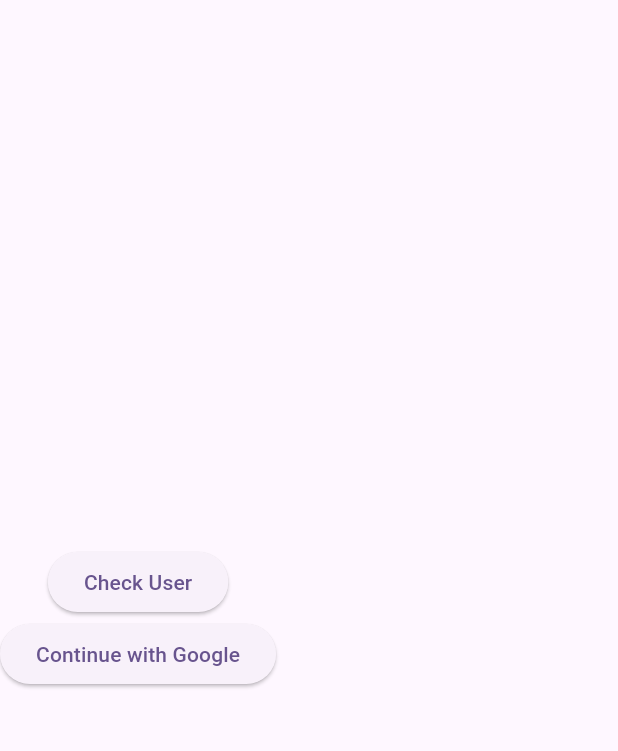
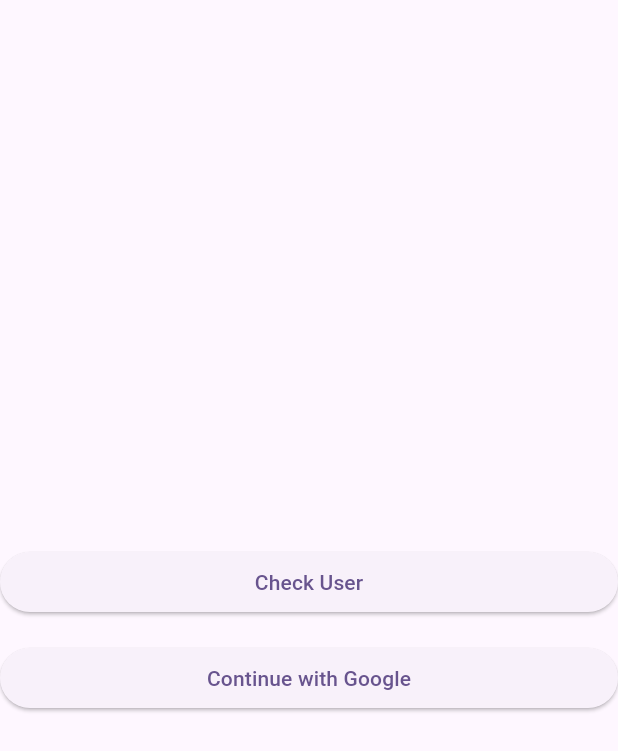
Before and after one commit to CodeOTR/cotr-examples, a Flutter app: the screen it shows after launch, on a phone screen of 412 x 824 dp. Shown: the top 751 px of the screen. Run offline on Flutter 3.47's test engine with Material 2 defaults, Android fonts, the light colour scheme and no system bars; our stand-ins replace appwrite, google_sign_in.

Commit message:
Sign in simple

```diff
--- a/cotr_google_sign_in/lib/sign_in.dart
+++ b/cotr_google_sign_in/lib/sign_in.dart
@@ -1,21 +1,37 @@
-import 'package:cotr_google_sign_in/home.dart';
 import 'package:flutter/material.dart';
 import 'package:google_sign_in/google_sign_in.dart';
 
-class SignIn extends StatelessWidget {
+class SignIn extends StatefulWidget {
   const SignIn({Key? key}) : super(key: key);
 
   @override
+  State<SignIn> createState() => _SignInState();
+}
+
+class _SignInState extends State<SignIn> {
+
+  bool loading = false;
+  GoogleSignInAccount? user;
+
+  @override
   Widget build(BuildContext context) {
-    return Scaffold(
-      body: Column(
-        mainAxisAlignment: MainAxisAlignment.center,
-        children: [
-          ElevatedButton(
-              onPressed: () async {
+
     GoogleSignIn googleSignIn = GoogleSignIn(
       clientId: const String.fromEnvironment('GOOGLE_CLIENT_ID'),
     );
+
+    return Scaffold(
+      body: Center(
+        child: SizedBox(
+          width: 500,
+          child: Column(
+            crossAxisAlignment: CrossAxisAlignment.stretch,
+            mainAxisAlignment: MainAxisAlignment.center,
+            children: [
+              if(loading) const LinearProgressIndicator(),
+              SizedBox(height: 16),
+              ElevatedButton(
+                onPressed: () async {
 
                   await googleSignIn.signInSilently();
                   debugPrint('User: ' + googleSignIn.currentUser.toString());
@@ -32,21 +48,40 @@ class SignIn extends StatelessWidget {
                     debugPrint('hasAuthorization: ' + hasAuthorization.toString());
                   }
                 },
-              child: Text('Check User')),
+                child: const Text('Check User'),
+              ),
+              const SizedBox(height: 16),
               ElevatedButton(
                 onPressed: () async {
-                GoogleSignIn googleSignIn = GoogleSignIn(
-                  clientId: const String.fromEnvironment('GOOGLE_CLIENT_ID'),
-                );
 
+                  setState(() {
+                    loading = true;
+                  });
                   await googleSignIn.signIn();
 
                   if (googleSignIn.currentUser != null) {
-                  Navigator.push(context, MaterialPageRoute(builder: (context) => const Home()));
+                    debugPrint('User: ' + googleSignIn.currentUser.toString());
+                    setState(() {
+                      user = googleSignIn.currentUser;
+                      loading = false;
+                    });
                   }
                 },
-              child: Text('Continue with Google'))
+                child: const Text('Continue with Google'),
+              ),
+              if(user != null)...[
+                const SizedBox(height: 16),
+                const Divider(),
+                ListTile(
+                  leading: GoogleUserCircleAvatar(identity: user!),
+                  title: Text(user?.displayName ?? ''),
+                  subtitle: Text(user?.email ?? ''),
+                )
+              ]
+
             ],
+          ),
+        ),
       ),
     );
   }
```
Also changed, not shown: cotr_google_sign_in/lib/home.dart (deleted, +0 -16 lines). Lines whose indentation alone changed are shown as unchanged.
